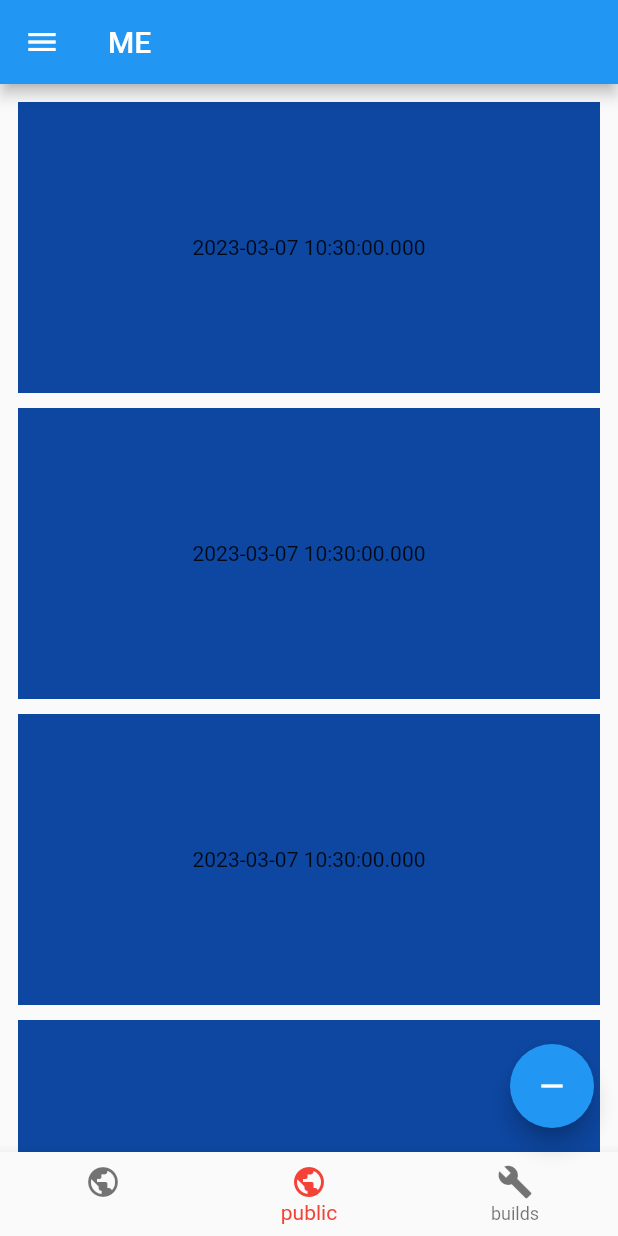
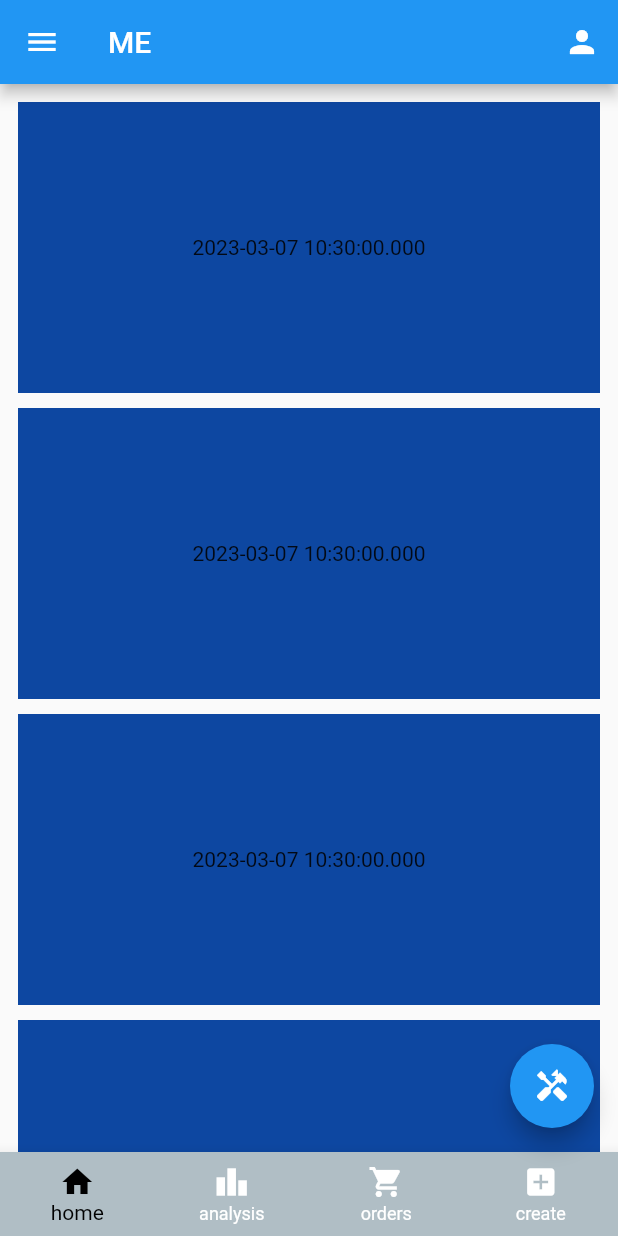
Before and after one commit to AkshayDawkhar/Inventory-Frontend, a Flutter app: the screen it shows after launch, on a phone screen of 412 x 824 dp. Run offline on Flutter 3.47's test engine with Material 2 defaults, Android fonts, the phone set to English and light mode, and no system bars; our stand-ins replace go_router.

Commit message:
change icons

```diff
--- a/lib/bottom_nav_bar.dart
+++ b/lib/bottom_nav_bar.dart
@@ -1,20 +1,22 @@
 import 'package:flutter/material.dart';
 import 'package:go_router/go_router.dart';
 
-Widget BottomNavbBar(BuildContext context,int a) => BottomNavigationBar(
-    selectedItemColor:Colors.red,
-      currentIndex:a ,
-      onTap: (aa){
-      print(aa);
-      return GoRouter.of(context).go('/you/${aa + 1}');
-      // return context.go('you/12');
+Widget BottomNavbBar(BuildContext context, int a) => BottomNavigationBar (
+      type: BottomNavigationBarType.fixed,
+      selectedItemColor: Colors.black,
+      unselectedItemColor: Colors.white,
+      backgroundColor: Colors.blueGrey[200],
+      currentIndex: 0,
+      onTap: (aa) {
+        print(aa);
+        return GoRouter.of(context).go('/you/${aa + 1}');
+        // return context.go('you/12');
       },
-      items: const [
-        BottomNavigationBarItem(
-          icon: Icon(Icons.public),
-          label: '',backgroundColor: Colors.pink,
-        ),
-        BottomNavigationBarItem(icon: Icon(Icons.public), label: 'public'),
-        BottomNavigationBarItem(icon: Icon(Icons.build), label: 'builds'),
-      ],
+      items:  const [
+        BottomNavigationBarItem(icon: Icon(Icons.home,), label: 'home'),
+        BottomNavigationBarItem(icon: Icon(Icons.leaderboard,), label: 'analysis'),
+        BottomNavigationBarItem(icon: Icon(Icons.shopping_cart,), label: 'orders'),
+        BottomNavigationBarItem(icon: Icon(Icons.add_box,), label: 'create'),
+        // BottomNavigationBarItem(icon: Icon(Icons.add_box,color: Colors.blueGrey,), label: 'create'),
+        ],
     );
--- a/lib/homepage.dart
+++ b/lib/homepage.dart
@@ -97,14 +97,17 @@ class _MyHomePageState extends State<MyHomePage> {
 
     return Scaffold(
       bottomNavigationBar: BottomNavbBar(context,a),
+      // endDrawer: Drawer(child: Icon(Icons.send_time_extension),),
       drawer: w < 600
-          ? const Drawer(
-              child: Text('hi'),
+          ?  Drawer(
+              backgroundColor: Color.fromARGB(12, 204, 15, 15),
+              child:Text('hii'),
             )
           : const Drawer(
               child: Text('no hi'),
             ),
       appBar: AppBar(
+        actions: [IconButton(onPressed: (){}, icon: const Icon(Icons.person))],
         title: Text(widget.title),
       ),
       body: Center(
@@ -133,7 +136,7 @@ class _MyHomePageState extends State<MyHomePage> {
       floatingActionButton: FloatingActionButton(
         onPressed: _incrementCounter,
         tooltip: 'Increment',
-        child: const Icon(Icons.remove),
+        child: const Icon(Icons.handyman),
       ), // This trailing comma makes auto-formatting nicer for build methods.
     );
   }
```
